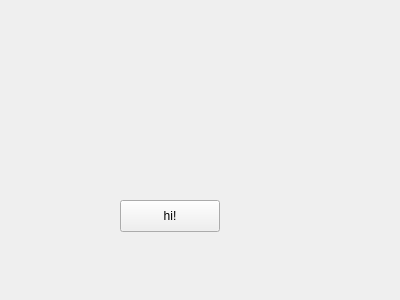
This is src/statisticsForms/studentstatistics.ui in MikeostCorp/Gradify as Qt 5 draws it before an edit. The edited form follows.
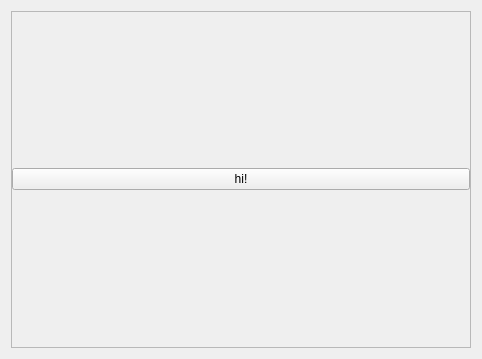
This is the edited form.

What changed in the file:
```diff
--- a/src/statisticsForms/studentstatistics.ui
+++ b/src/statisticsForms/studentstatistics.ui
@@ -6,26 +6,49 @@
    <rect>
     <x>0</x>
     <y>0</y>
-    <width>400</width>
-    <height>300</height>
+    <width>482</width>
+    <height>359</height>
    </rect>
   </property>
   <property name="windowTitle">
    <string>Form</string>
   </property>
-  <widget class="QPushButton" name="pushButton">
-   <property name="geometry">
-    <rect>
-     <x>120</x>
-     <y>200</y>
-     <width>100</width>
-     <height>32</height>
-    </rect>
-   </property>
-   <property name="text">
-    <string>hi!</string>
-   </property>
-  </widget>
+  <layout class="QHBoxLayout" name="horizontalLayout">
+   <item>
+    <widget class="QFrame" name="upFrame">
+     <property name="frameShape">
+      <enum>QFrame::StyledPanel</enum>
+     </property>
+     <property name="frameShadow">
+      <enum>QFrame::Raised</enum>
+     </property>
+     <layout class="QVBoxLayout" name="verticalLayout">
+      <property name="leftMargin">
+       <number>0</number>
+      </property>
+      <property name="topMargin">
+       <number>0</number>
+      </property>
+      <property name="rightMargin">
+       <number>0</number>
+      </property>
+      <property name="bottomMargin">
+       <number>0</number>
+      </property>
+      <item>
+       <layout class="QHBoxLayout" name="specialChart"/>
+      </item>
+      <item>
+       <widget class="QPushButton" name="pushButton">
+        <property name="text">
+         <string>hi!</string>
+        </property>
+       </widget>
+      </item>
+     </layout>
+    </widget>
+   </item>
+  </layout>
  </widget>
  <resources/>
  <connections/>
```
